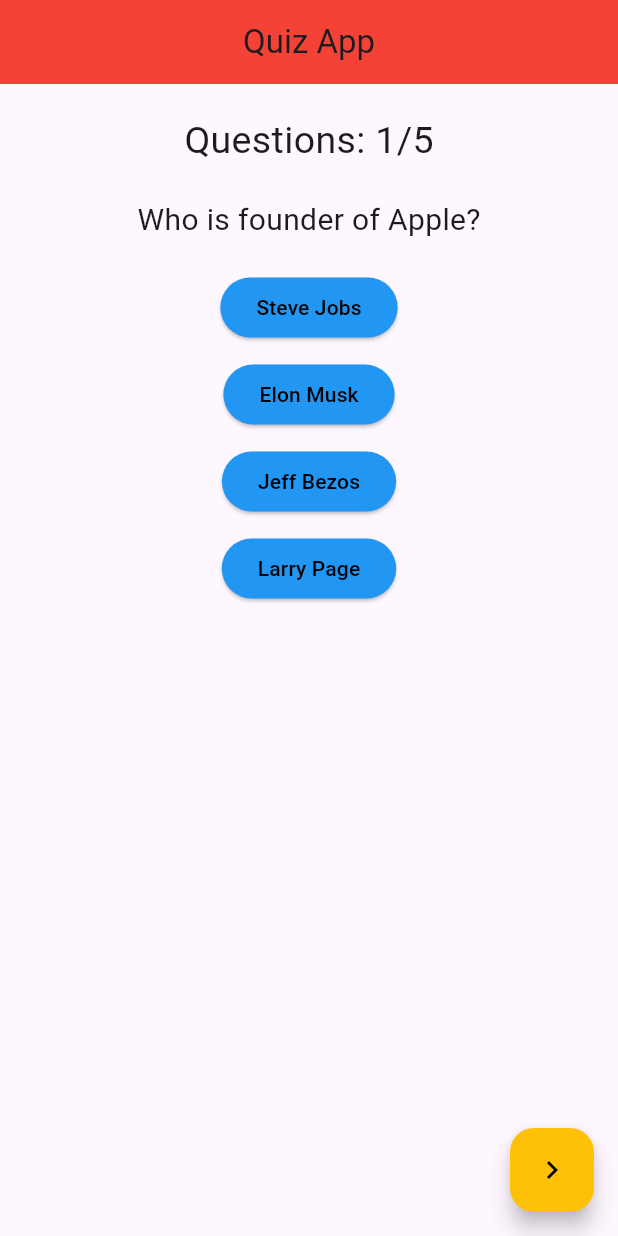
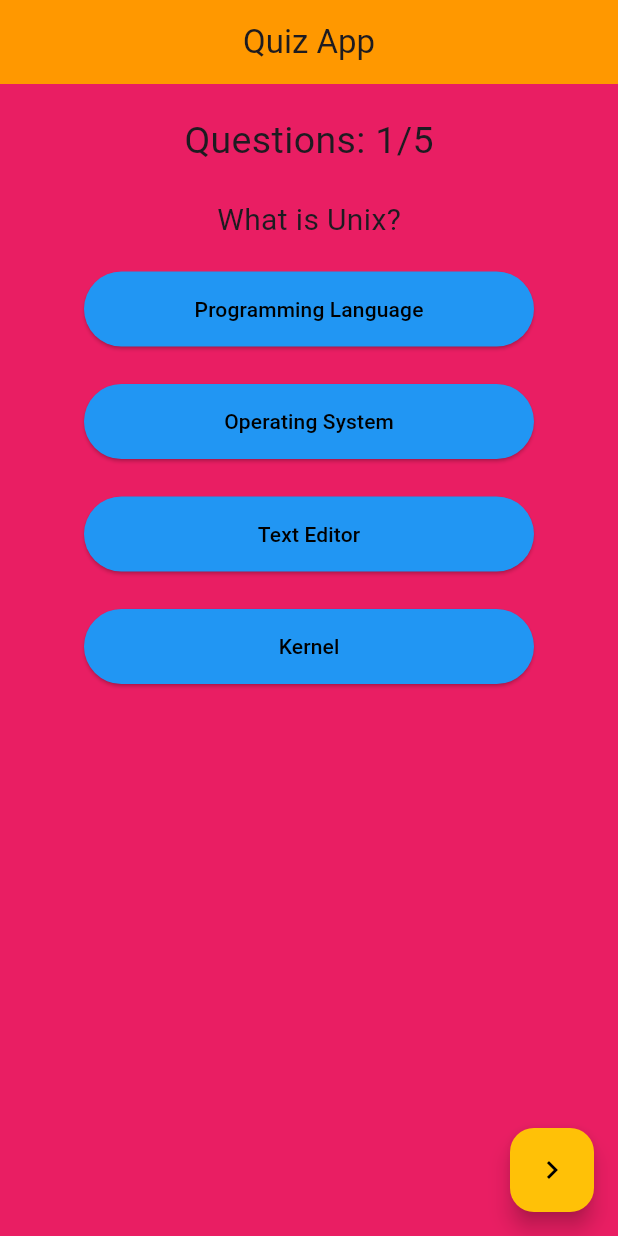
Before and after one commit to AbhishekASLK/quiz_app_basic, a Flutter app: the screen it shows after launch, on a phone screen of 412 x 824 dp. Run offline on Flutter 3.47's test engine with Material 3 defaults, Android fonts, the phone set to English and light mode, and no system bars.

Commit message:
improved the code

```diff
--- a/lib/quiz_app.dart
+++ b/lib/quiz_app.dart
@@ -8,64 +8,82 @@ class QuizApp extends StatefulWidget {
 }
 
 class _QuizAppState extends State<QuizApp> {
+  bool questionScreen = true;
+  int questionIndex = 0;
+  int selectedIndex = -1;
+  bool flag1 = false;
+  bool flag2 = false;
+  bool flag3 = false;
+  bool flag4 = false;
+  int score = 0;
+
   void reset() {
     flag1 = false;
     flag2 = false;
     flag3 = false;
     flag4 = false;
-    redFlag1 = false;
-    redFlag2 = false;
-    redFlag3 = false;
-    redFlag4 = false;
-    isAttempted = false;
+    selectedIndex = -1;
   }
 
-  int score = 0;
-  bool questionScreen = true;
-  int questionIndex = 0;
-  int selectedOption = -1;
-  bool flag1 = false;
-  bool flag2 = false;
-  bool flag3 = false;
-  bool flag4 = false;
-  bool redFlag1 = false;
-  bool redFlag2 = false;
-  bool redFlag3 = false;
-  bool redFlag4 = false;
-  bool isAttempted = false;
   List<Map> allQuestions = [
     {
-      "question": "Who is founder of Apple?",
-      "options": ["Steve Jobs", "Elon Musk", "Jeff Bezos", "Larry Page"],
+      "question": "What is Unix?",
+      "options": [
+        "Programming Language",
+        "Operating System",
+        "Text Editor",
+        "Kernel"
+      ],
+      "answerIndex": 1,
+    },
+    {
+      "question": "In which language UNIX is written?",
+      "options": [
+        "C",
+        "C++",
+        "Java",
+        "Python",
+      ],
       "answerIndex": 0,
     },
     {
-      "question": "Who is founder of Amazon?",
-      "options": ["Steve Jobs", "Elon Musk", "Jeff Bezos", "Larry Page"],
-      "answerIndex": 2,
-    },
-    {
-      "question": "Who is founder of Google?",
-      "options": ["Steve Jobs", "Elon Musk", "Jeff Bezos", "Larry Page"],
+      "question": "Which of the following is the first UNIX editor?",
+      "options": [
+        "vi",
+        "emacs",
+        "ex",
+        "ed",
+      ],
       "answerIndex": 3,
     },
     {
-      "question": "Who is founder of SpaceX?",
-      "options": ["Steve Jobs", "Elon Musk", "Jeff Bezos", "Larry Page"],
+      "question": "Which of the following is not a feature of Unix?",
+      "options": [
+        "multiuser",
+        "easy to use",
+        "multitasking",
+        "portability",
+      ],
       "answerIndex": 1,
     },
     {
-      "question": "Who is founder of Facebook?",
-      "options": ["Steve Jobs", "Mark Zuckerberg", "Jeff Bezos", "Larry Page"],
-      "answerIndex": 1,
+      "question": "Which editor is used by the Unix system to edit files?",
+      "options": [
+        "word",
+        "notepad++ ",
+        "vi",
+        "notepad",
+      ],
+      "answerIndex": 2,
     },
   ];
 
   Scaffold isQuestionScreen() {
     if (questionScreen) {
       return Scaffold(
+        backgroundColor: Colors.pink,
         appBar: AppBar(
-          backgroundColor: Colors.red,
+          backgroundColor: Colors.orange,
           title: const Text('Quiz App'),
           centerTitle: true,
         ),
@@ -102,39 +120,27 @@ class _QuizAppState extends State<QuizApp> {
             ElevatedButton(
               onPressed: () {
                 setState(() {
-                  isAttempted = true;
-                  selectedOption = 0;
-                  if (selectedOption ==
-                      allQuestions[questionIndex]['answerIndex']) {
-                    flag1 = true;
-                    score++;
-                  } else {
-                    redFlag1 = true;
+                  selectedIndex = 0;
                   if (allQuestions[questionIndex]['answerIndex'] == 0) {
                     flag1 = true;
                   }
-                    if (allQuestions[questionIndex]['answerIndex'] == 1) {
-                      flag2 = true;
-                    }
-                    if (allQuestions[questionIndex]['answerIndex'] == 2) {
-                      flag3 = true;
-                    }
-                    if (allQuestions[questionIndex]['answerIndex'] == 3) {
-                      flag4 = true;
-                    }
-                  }
                 });
               },
-              style: (flag1)
-                  ? const ButtonStyle(
-                      backgroundColor: MaterialStatePropertyAll(Colors.green))
-                  : (redFlag1)
-                      ? const ButtonStyle(
-                          backgroundColor: MaterialStatePropertyAll(Colors.red))
-                      : const ButtonStyle(
-                          backgroundColor:
-                              MaterialStatePropertyAll(Colors.blue),
+              style: ButtonStyle(
+                  fixedSize: const MaterialStatePropertyAll(
+                    Size(300, 50),
                   ),
+                  backgroundColor: (flag1 ||
+                          (selectedIndex != -1 &&
+                              allQuestions[questionIndex]['answerIndex'] == 0))
+                      ? const MaterialStatePropertyAll(Colors.green)
+                      : (selectedIndex == 0)
+                          ? const MaterialStatePropertyAll(
+                              Colors.red,
+                            )
+                          : const MaterialStatePropertyAll(
+                              Colors.blue,
+                            )),
               child: Text(
                 allQuestions[questionIndex]['options'][0],
                 style: const TextStyle(
@@ -143,45 +149,34 @@ class _QuizAppState extends State<QuizApp> {
               ),
             ),
             const SizedBox(
-              height: 10,
+              height: 25,
             ),
 
             // ================= Option 2 ===========================
             ElevatedButton(
               onPressed: () {
                 setState(() {
-                  isAttempted = true;
-                  selectedOption = 1;
-                  if (selectedOption ==
-                      allQuestions[questionIndex]['answerIndex']) {
-                    flag2 = true;
-                    score++;
-                  } else {
-                    redFlag2 = true;
-                    if (allQuestions[questionIndex]['answerIndex'] == 0) {
-                      flag1 = true;
-                    }
+                  selectedIndex = 1;
                   if (allQuestions[questionIndex]['answerIndex'] == 1) {
                     flag2 = true;
                   }
-                    if (allQuestions[questionIndex]['answerIndex'] == 2) {
-                      flag3 = true;
-                    }
-                    if (allQuestions[questionIndex]['answerIndex'] == 3) {
-                      flag4 = true;
-                    }
-                  }
                 });
               },
-              style: (flag2)
-                  ? const ButtonStyle(
-                      backgroundColor: MaterialStatePropertyAll(Colors.green))
-                  : (redFlag2)
-                      ? const ButtonStyle(
-                          backgroundColor: MaterialStatePropertyAll(Colors.red))
-                      : const ButtonStyle(
-                          backgroundColor:
-                              MaterialStatePropertyAll(Colors.blue),
+              style: ButtonStyle(
+                fixedSize: const MaterialStatePropertyAll(
+                  Size(300, 50),
+                ),
+                backgroundColor: (flag2 ||
+                        (selectedIndex != -1 &&
+                            allQuestions[questionIndex]['answerIndex'] == 1))
+                    ? const MaterialStatePropertyAll(Colors.green)
+                    : (selectedIndex == 1)
+                        ? const MaterialStatePropertyAll(
+                            Colors.red,
+                          )
+                        : const MaterialStatePropertyAll(
+                            Colors.blue,
+                          ),
               ),
               child: Text(
                 allQuestions[questionIndex]['options'][1],
@@ -191,45 +186,34 @@ class _QuizAppState extends State<QuizApp> {
               ),
             ),
             const SizedBox(
-              height: 10,
+              height: 25,
             ),
 
             // ================= Option 3 ===========================
             ElevatedButton(
               onPressed: () {
                 setState(() {
-                  isAttempted = true;
-                  selectedOption = 2;
-                  if (selectedOption ==
-                      allQuestions[questionIndex]['answerIndex']) {
-                    flag3 = true;
-                    score++;
-                  } else {
-                    redFlag3 = true;
-                    if (allQuestions[questionIndex]['answerIndex'] == 0) {
-                      flag1 = true;
-                    }
-                    if (allQuestions[questionIndex]['answerIndex'] == 1) {
-                      flag2 = true;
-                    }
+                  selectedIndex = 2;
                   if (allQuestions[questionIndex]['answerIndex'] == 2) {
                     flag3 = true;
                   }
-                    if (allQuestions[questionIndex]['answerIndex'] == 3) {
-                      flag4 = true;
-                    }
-                  }
                 });
               },
-              style: (flag3)
-                  ? const ButtonStyle(
-                      backgroundColor: MaterialStatePropertyAll(Colors.green))
-                  : (redFlag3)
-                      ? const ButtonStyle(
-                          backgroundColor: MaterialStatePropertyAll(Colors.red))
-                      : const ButtonStyle(
-                          backgroundColor:
-                              MaterialStatePropertyAll(Colors.blue),
+              style: ButtonStyle(
+                fixedSize: const MaterialStatePropertyAll(
+                  Size(300, 50),
+                ),
+                backgroundColor: (flag3 ||
+                        (selectedIndex != -1 &&
+                            allQuestions[questionIndex]['answerIndex'] == 2))
+                    ? const MaterialStatePropertyAll(Colors.green)
+                    : (selectedIndex == 2)
+                        ? const MaterialStatePropertyAll(
+                            Colors.red,
+                          )
+                        : const MaterialStatePropertyAll(
+                            Colors.blue,
+                          ),
               ),
               child: Text(
                 allQuestions[questionIndex]['options'][2],
@@ -239,45 +223,34 @@ class _QuizAppState extends State<QuizApp> {
               ),
             ),
             const SizedBox(
-              height: 10,
+              height: 25,
             ),
 
             // ================= Option 4 ===========================
             ElevatedButton(
               onPressed: () {
                 setState(() {
-                  isAttempted = true;
-                  selectedOption = 3;
-                  if (selectedOption ==
-                      allQuestions[questionIndex]['answerIndex']) {
-                    flag4 = true;
-                    score++;
-                  } else {
-                    redFlag4 = true;
-                    if (allQuestions[questionIndex]['answerIndex'] == 0) {
-                      flag1 = true;
-                    }
-                    if (allQuestions[questionIndex]['answerIndex'] == 1) {
-                      flag2 = true;
-                    }
-                    if (allQuestions[questionIndex]['answerIndex'] == 2) {
-                      flag3 = true;
-                    }
+                  selectedIndex = 3;
                   if (allQuestions[questionIndex]['answerIndex'] == 3) {
                     flag4 = true;
                   }
-                  }
                 });
               },
-              style: (flag4)
-                  ? const ButtonStyle(
-                      backgroundColor: MaterialStatePropertyAll(Colors.green))
-                  : (redFlag4)
-                      ? const ButtonStyle(
-                          backgroundColor: MaterialStatePropertyAll(Colors.red))
-                      : const ButtonStyle(
-                          backgroundColor:
-                              MaterialStatePropertyAll(Colors.blue),
+              style: ButtonStyle(
+                fixedSize: const MaterialStatePropertyAll(
+                  Size(300, 50),
+                ),
+                backgroundColor: (flag4 ||
+                        (selectedIndex != -1 &&
+                            allQuestions[questionIndex]['answerIndex'] == 3))
+                    ? const MaterialStatePropertyAll(Colors.green)
+                    : (selectedIndex == 3)
+                        ? const MaterialStatePropertyAll(
+                            Colors.red,
+                          )
+                        : const MaterialStatePropertyAll(
+                            Colors.blue,
+                          ),
               ),
               child: Text(
                 allQuestions[questionIndex]['options'][3],
@@ -291,15 +264,14 @@ class _QuizAppState extends State<QuizApp> {
         floatingActionButton: FloatingActionButton(
           onPressed: () {
             setState(() {
-              if (allQuestions.length != questionIndex && isAttempted) {
+              if (questionIndex < allQuestions.length && selectedIndex != -1) {
                 questionIndex++;
+                reset();
+              }
               if (questionIndex == allQuestions.length) {
-                  questionIndex = 0;
                 questionScreen = false;
               }
-              }
             });
-            reset();
           },
           backgroundColor: Colors.amber,
           child: const Icon(
@@ -310,33 +282,45 @@ class _QuizAppState extends State<QuizApp> {
       );
     } else {
       return Scaffold(
+        backgroundColor: Colors.pink,
         appBar: AppBar(
-          title: const Text('Result'),
-          backgroundColor: Colors.blue,
+          title: const Text(
+            'Result',
+            style: TextStyle(
+              color: Colors.white,
+            ),
+          ),
+          backgroundColor: Colors.orange,
         ),
         body: Center(
           child: Column(
+            mainAxisAlignment: MainAxisAlignment.center,
             children: [
+              Text(
+                '$score/${allQuestions.length}',
+                style: const TextStyle(
+                  fontSize: 30,
+                  color: Colors.white,
+                ),
+              ),
               const SizedBox(
-                height: 20,
+                height: 10,
               ),
               const Text(
                 'Score',
                 style: TextStyle(
-                  fontSize: 30,
+                  fontSize: 20,
+                  color: Colors.white,
                 ),
               ),
-              Text(
-                '$score/${allQuestions.length}',
-                style: const TextStyle(
-                  fontSize: 20,
-                ),
+              const SizedBox(
+                height: 10,
               ),
               ElevatedButton(
                   onPressed: () {
                     setState(() {
+                      questionIndex = 0;
                       questionScreen = true;
-                      score = 0;
                     });
                   },
                   child: const Text('Reset'))
```
Lines whose indentation alone changed are shown as unchanged.
